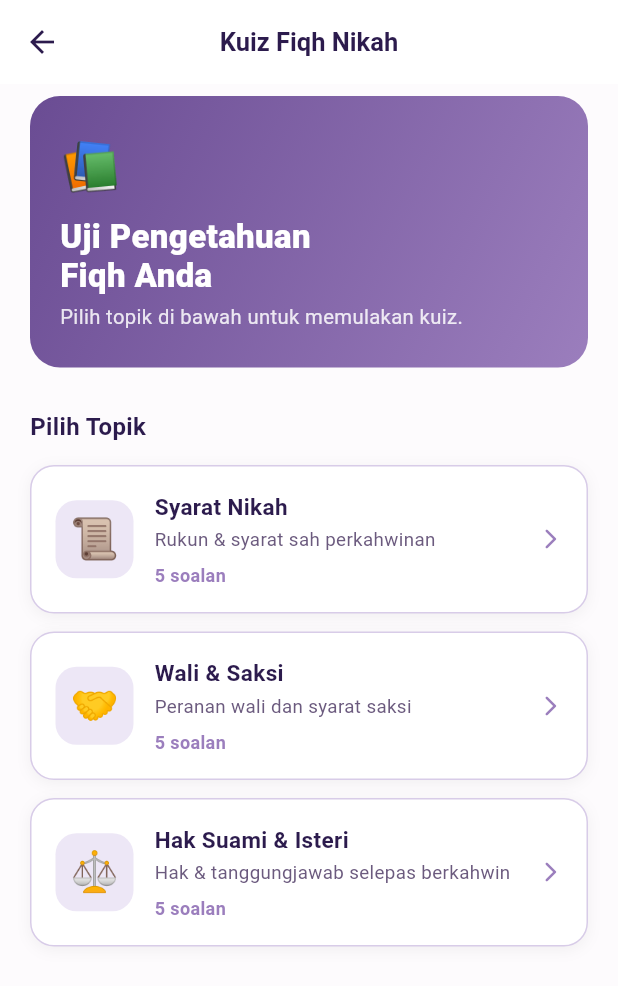
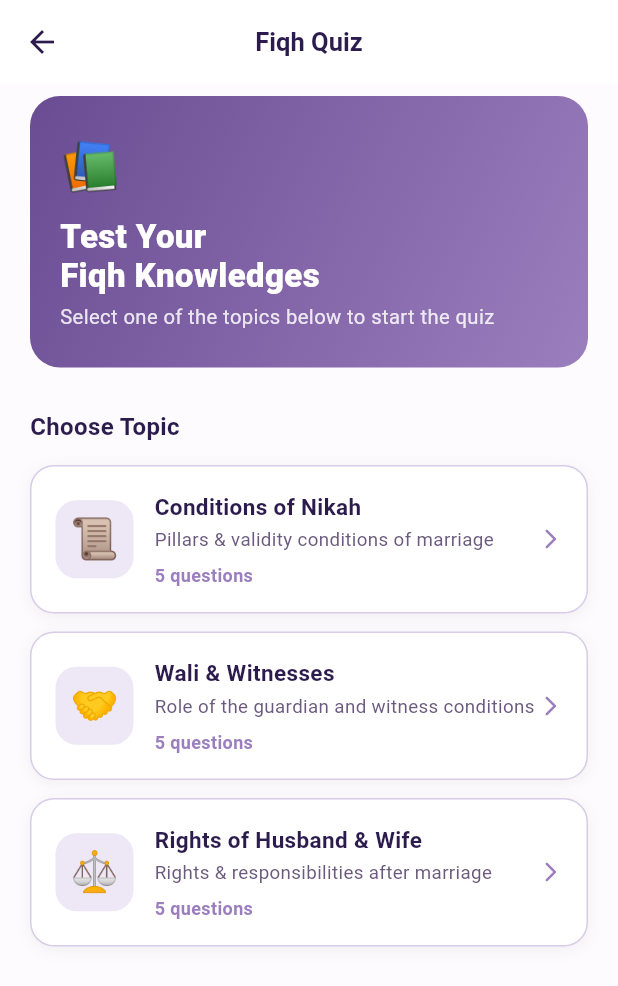
Before and after one commit to nisanotfound/NikahReady, a Flutter app: the _QuizScreenBody screen opened directly, on a phone screen of 412 x 824 dp. Shown: the top 986 px of the screen. Run offline on Flutter 3.47's test engine with Material 3 defaults, Android fonts, the phone set to English and light mode, and no system bars; our stand-ins replace cloud_firestore, firebase_auth, firebase_core, google_fonts; accounts and stored records are empty.

Commit message:
English quiz

```diff
--- a/lib/models/quiz_model.dart
+++ b/lib/models/quiz_model.dart
@@ -49,7 +49,7 @@ class QuizResult {
     if (score >= 90) return 'Mumtaz (Excellent)';
     if (score >= 70) return 'Jayyid Jiddan (Very Good)';
     if (score >= 50) return 'Jayyid (Good)';
-    return 'Perlu Peningkatan (Needs Improvement)';
+    return 'Needs Improvement';
   }
 }
 
@@ -58,182 +58,182 @@ class QuizResult {
 final List<QuizTopic> quizTopics = [
   QuizTopic(
     id: 'syarat_nikah',
-    title: 'Syarat Nikah',
-    subtitle: 'Rukun & syarat sah perkahwinan',
+    title: 'Conditions of Nikah',
+    subtitle: 'Pillars & validity conditions of marriage',
     icon: '📜',
     questions: [
       QuizQuestion(
-        question: 'Berapakah bilangan rukun nikah yang wajib dipenuhi dalam Islam?',
-        options: ['3 rukun', '4 rukun', '5 rukun', '6 rukun'],
+        question: 'How many pillars (rukun) of nikah are obligatory to fulfil in Islam?',
+        options: ['3 pillars', '4 pillars', '5 pillars', '6 pillars'],
         correctIndex: 2,
         explanation:
-            'Terdapat 5 rukun nikah: calon suami, calon isteri, wali, dua orang saksi, dan ijab qabul. Kesemua rukun ini mesti dipenuhi untuk sah sesuatu akad nikah.',
+            'There are 5 pillars of nikah: the groom, the bride, the wali (guardian), two witnesses, and the ijab-qabul (offer and acceptance). All five must be present for the marriage contract to be valid.',
       ),
       QuizQuestion(
-        question: 'Apakah syarat utama bagi calon isteri dalam akad nikah?',
+        question: 'What is the primary condition for the bride in a marriage contract?',
         options: [
-          'Mesti berumur 18 tahun ke atas',
-          'Mesti seorang Islam, bukan mahram, dan tidak dalam iddah',
-          'Mesti mendapat kebenaran majikan',
-          'Mesti memiliki harta sendiri',
+          'She must be at least 18 years old',
+          'She must be Muslim, not a mahram, and not in the iddah period',
+          'She must obtain permission from her employer',
+          'She must own her own property',
         ],
         correctIndex: 1,
         explanation:
-            'Calon isteri mestilah seorang Islam, bukan mahram kepada calon suami, dan tidak sedang dalam tempoh iddah perkahwinan terdahulu.',
+            'The bride must be a Muslim, must not be a mahram (forbidden relative) to the groom, and must not currently be in an iddah (waiting period) from a previous marriage.',
       ),
       QuizQuestion(
-        question: 'Siapakah yang tidak boleh menjadi wali nikah?',
+        question: 'Who is NOT eligible to act as a wali (marriage guardian)?',
         options: [
-          'Bapa kandung',
-          'Datuk sebelah bapa',
-          'Abang kandung',
-          'Bapa saudara sebelah ibu',
+          'Biological father',
+          'Paternal grandfather',
+          'Full brother',
+          'Maternal uncle',
         ],
         correctIndex: 3,
         explanation:
-            'Wali nikah hanya boleh dari kalangan keluarga sebelah bapa (nasab patrilineal). Bapa saudara sebelah ibu tidak termasuk dalam urutan wali nikah.',
+            'The wali of nikah must come from the paternal lineage (nasab patrilineal). A maternal uncle is not included in the order of wali because he is from the mother\'s side.',
       ),
       QuizQuestion(
-        question: 'Apakah yang dimaksudkan dengan "ijab" dalam akad nikah?',
+        question: 'What does "ijab" refer to in the marriage contract?',
         options: [
-          'Ucapan penerimaan oleh pengantin lelaki',
-          'Ucapan penyerahan oleh wali pihak perempuan',
-          'Doa yang dibaca oleh imam',
-          'Pemberian mas kahwin',
+          'The acceptance statement by the groom',
+          'The offer statement by the bride\'s guardian',
+          'The prayer recited by the imam',
+          'The giving of the mahr (dowry)',
         ],
         correctIndex: 1,
         explanation:
-            'Ijab ialah lafaz yang diucapkan oleh wali pihak perempuan untuk menyerahkan/menawarkan perkahwinan. Qabul pula ialah lafaz penerimaan oleh pengantin lelaki.',
+            'Ijab is the offer statement made by the bride\'s wali (guardian) to initiate the marriage contract. Qabul is the groom\'s acceptance statement that follows.',
       ),
       QuizQuestion(
-        question: 'Berapakah bilangan minimum saksi yang diperlukan untuk sah akad nikah?',
-        options: ['1 orang', '2 orang', '3 orang', '4 orang'],
+        question: 'What is the minimum number of witnesses required for a valid nikah?',
+        options: ['1 witness', '2 witnesses', '3 witnesses', '4 witnesses'],
         correctIndex: 1,
         explanation:
-            'Akad nikah memerlukan sekurang-kurangnya 2 orang saksi lelaki yang Islam, baligh, berakal, dan adil. Tanpa saksi, akad nikah tidak sah.',
+            'A nikah requires at least 2 male witnesses who are Muslim, of adult age, of sound mind, and of upright character (adil). Without witnesses, the marriage contract is invalid.',
       ),
     ],
   ),
 
   QuizTopic(
     id: 'wali_saksi',
-    title: 'Wali & Saksi',
-    subtitle: 'Peranan wali dan syarat saksi',
+    title: 'Wali & Witnesses',
+    subtitle: 'Role of the guardian and witness conditions',
     icon: '🤝',
     questions: [
       QuizQuestion(
-        question: 'Apakah urutan wali yang pertama sekali dalam perkahwinan Islam?',
-        options: ['Datuk', 'Bapa', 'Abang', 'Hakim'],
+        question: 'Who is the first in the order of wali (guardian) in an Islamic marriage?',
+        options: ['Grandfather', 'Father', 'Elder brother', 'Judge (Hakim)'],
         correctIndex: 1,
         explanation:
-            'Bapa kandung ialah wali yang paling utama (wali aqrab). Urutan selepasnya: datuk sebelah bapa, abang/adik lelaki, bapa saudara sebelah bapa, dan seterusnya.',
+            'The biological father is the primary wali (wali aqrab). The order after him is: paternal grandfather, full brothers, paternal uncles, and so on through the paternal line.',
       ),
       QuizQuestion(
-        question: 'Bilakah wali hakim boleh menggantikan wali nasab?',
+        question: 'When can a wali hakim (judge) substitute the wali nasab (blood guardian)?',
         options: [
-          'Apabila wali nasab meminta bayaran',
-          'Apabila wali nasab tiada, enggan, atau tidak layak',
-          'Apabila pengantin perempuan tidak suka wali nasab',
-          'Apabila majlis diadakan di luar negara',
+          'When the wali nasab demands payment',
+          'When the wali nasab is absent, refuses, or is unqualified',
+          'When the bride dislikes her wali nasab',
+          'When the ceremony is held abroad',
         ],
         correctIndex: 1,
         explanation:
-            'Wali hakim (biasanya Kadi) boleh bertindak sebagai wali apabila wali nasab tiada, telah meninggal dunia, enggan berkerjasama tanpa sebab munasabah (adhal), atau tidak memenuhi syarat menjadi wali.',
+            'A wali hakim (typically the Qadi/judge) may act as wali when the wali nasab is deceased, absent, refuses without valid reason (adhal), or does not meet the conditions to serve as wali.',
       ),
       QuizQuestion(
-        question: 'Apakah syarat yang TIDAK diperlukan daripada saksi nikah?',
-        options: ['Islam', 'Baligh', 'Lelaki', 'Bujang'],
+        question: 'Which condition is NOT required of a nikah witness?',
+        options: ['Muslim', 'Adult (baligh)', 'Male', 'Unmarried'],
         correctIndex: 3,
         explanation:
-            'Syarat saksi nikah ialah Islam, baligh, berakal, lelaki, merdeka, dan adil. Status perkahwinan (bujang atau sudah berkahwin) tidak menjadi syarat.',
+            'The conditions for a nikah witness are: Muslim, adult (baligh), of sound mind (berakal), male, free, and of upright character (adil). Marital status — whether single or married — is not a condition.',
       ),
       QuizQuestion(
-        question: 'Apakah hukum nikah tanpa kebenaran wali bagi perempuan yang mempunyai wali?',
+        question: 'What is the ruling on a nikah conducted without the consent of the wali for a woman who has a wali?',
         options: [
-          'Sah tetapi makruh',
-          'Sah dengan syarat tertentu',
-          'Tidak sah (batal)',
-          'Hukumnya bergantung kepada negeri',
+          'Valid but disliked (makruh)',
+          'Valid under certain conditions',
+          'Invalid (void)',
+          'Depends on the state\'s ruling',
         ],
         correctIndex: 2,
         explanation:
-            'Mengikut mazhab Syafii (yang dipakai di Malaysia), nikah tanpa wali adalah tidak sah dan batal. Ini berdasarkan hadis: "Tidak sah nikah melainkan dengan wali."',
+            'According to the Shafi\'i school (practised in Malaysia), a nikah conducted without a wali is invalid and void. This is based on the hadith: "There is no nikah except with a wali."',
       ),
       QuizQuestion(
-        question: 'Adakah seorang perempuan boleh menjadi saksi dalam akad nikah?',
+        question: 'Can a woman serve as a witness in a nikah contract?',
         options: [
-          'Ya, boleh sepenuhnya',
-          'Ya, jika tiada saksi lelaki',
-          'Tidak, saksi mesti lelaki',
-          'Ya, jika mendapat kebenaran kadi',
+          'Yes, fully permitted',
+          'Yes, if no male witnesses are available',
+          'No, witnesses must be male',
+          'Yes, with the permission of the Qadi',
         ],
         correctIndex: 2,
         explanation:
-            'Mengikut mazhab Syafii, saksi nikah mestilah terdiri daripada lelaki. Wanita tidak boleh menjadi saksi dalam akad nikah walaupun dalam keadaan darurat.',
+            'According to the Shafi\'i school, nikah witnesses must be male. Women are not permitted to serve as witnesses in the marriage contract, even in exceptional circumstances.',
       ),
     ],
   ),
 
   QuizTopic(
     id: 'hak_suami_isteri',
-    title: 'Hak Suami & Isteri',
-    subtitle: 'Hak & tanggungjawab selepas berkahwin',
+    title: 'Rights of Husband & Wife',
+    subtitle: 'Rights & responsibilities after marriage',
     icon: '⚖️',
     questions: [
       QuizQuestion(
-        question: 'Apakah kewajipan utama suami terhadap isteri dari segi kewangan?',
+        question: 'What is the primary financial obligation of a husband towards his wife?',
         options: [
-          'Memberi mas kahwin sahaja',
-          'Membayar nafkah (makan, pakai, tempat tinggal)',
-          'Membuka akaun bank bersama',
-          'Membayar semua hutang isteri',
+          'To give the mahr only',
+          'To provide nafaqah (food, clothing, and shelter)',
+          'To open a joint bank account',
+          'To pay all of his wife\'s debts',
         ],
         correctIndex: 1,
         explanation:
-            'Suami wajib memberi nafkah kepada isteri merangkumi keperluan makanan, pakaian, dan tempat tinggal yang bersesuaian dengan kemampuan suami. Ini adalah hak isteri yang dijamin oleh syarak.',
+            'A husband is obligated to provide nafaqah to his wife, which includes the basic needs of food, clothing, and appropriate housing according to his financial capability. This is a right guaranteed to the wife by Islamic law.',
       ),
       QuizQuestion(
-        question: 'Apakah hak isteri berkenaan mas kahwin (mahr)?',
+        question: 'What is the wife\'s right regarding the mahr (dowry)?',
         options: [
-          'Mas kahwin hanya perlu dibayar jika isteri meminta',
-          'Mas kahwin adalah hak mutlak isteri dan menjadi miliknya sepenuhnya',
-          'Mas kahwin boleh diambil semula oleh suami jika berlaku perceraian',
-          'Mas kahwin hanya simbol dan tidak wajib dibayar',
+          'The mahr only needs to be paid if the wife requests it',
+          'The mahr is the wife\'s absolute right and becomes her sole property',
+          'The husband may reclaim the mahr in the event of divorce',
+          'The mahr is merely symbolic and not obligatory',
         ],
         correctIndex: 1,
         explanation:
-            'Mas kahwin (mahr) adalah hak mutlak isteri. Ia menjadi milik isteri sepenuhnya dan tidak boleh diambil semula oleh suami melainkan isteri menghadiahkannya dengan rela hati.',
+            'The mahr is the wife\'s absolute right and becomes her full personal property upon marriage. The husband cannot reclaim it unless the wife voluntarily gifts it back to him.',
       ),
       QuizQuestion(
-        question: 'Apakah hak suami yang wajib ditaati oleh isteri?',
+        question: 'What is the husband\'s right that the wife is obligated to uphold?',
         options: [
-          'Isteri wajib bekerja untuk membantu kewangan keluarga',
-          'Isteri wajib taat dalam perkara yang tidak melanggar hukum syarak',
-          'Isteri wajib tinggal bersama keluarga suami',
-          'Isteri wajib menyerahkan semua harta kepada suami',
+          'The wife must work to support the family financially',
+          'The wife must obey in matters that do not contradict Islamic law',
+          'The wife must live with the husband\'s family',
+          'The wife must surrender all her wealth to the husband',
         ],
         correctIndex: 1,
         explanation:
-            'Isteri wajib taat kepada suami dalam perkara yang tidak bertentangan dengan hukum Allah. Ketaatan ini tidak meliputi perkara maksiat atau yang memudaratkan diri isteri.',
+            'The wife is obligated to obey her husband in matters that do not contradict the commands of Allah. This obedience does not extend to sinful acts or anything that causes harm to the wife.',
       ),
       QuizQuestion(
-        question: 'Berapakah tempoh iddah bagi isteri yang diceraikan dan belum hamil?',
-        options: ['1 bulan', '2 bulan', '3 kali suci (quru\')', '6 bulan'],
+        question: 'What is the iddah period for a divorced wife who is not pregnant?',
+        options: ['1 month', '2 months', '3 menstrual cycles (quru\')', '6 months'],
         correctIndex: 2,
         explanation:
-            'Tempoh iddah bagi isteri yang diceraikan dan tidak hamil ialah 3 kali suci (quru\'). Ini memberi masa untuk memastikan tiada kehamilan dan memberi peluang rujuk.',
+            'The iddah for a divorced wife who is not pregnant is 3 menstrual cycles (quru\'). This period ensures there is no pregnancy and also provides an opportunity for reconciliation (rujuk).',
       ),
       QuizQuestion(
-        question: 'Apakah hak isteri untuk mendapatkan cerai jika suami gagal memberi nafkah?',
+        question: 'What right does a wife have if her husband fails to provide nafaqah?',
         options: [
-          'Isteri tiada hak untuk menuntut cerai atas alasan ini',
-          'Isteri boleh menuntut fasakh melalui mahkamah syariah',
-          'Isteri mesti tunggu 3 tahun sebelum boleh menuntut cerai',
-          'Isteri hanya boleh mendapat khul\' dengan mengembalikan mas kahwin',
+          'The wife has no right to seek divorce on this ground',
+          'The wife may apply for fasakh through the Syariah court',
+          'The wife must wait 3 years before she can apply for divorce',
+          'The wife may only obtain khul\' by returning the mahr',
         ],
         correctIndex: 1,
         explanation:
-            'Jika suami gagal memberi nafkah tanpa sebab yang sah, isteri berhak menuntut fasakh (pembubaran nikah) melalui mahkamah syariah. Ini adalah hak perlindungan yang diberikan oleh undang-undang Islam.',
+            'If a husband fails to provide nafaqah without a valid reason, the wife has the right to apply for fasakh (dissolution of marriage) through the Syariah court. This is a protective right granted under Islamic law.',
       ),
     ],
   ),
--- a/lib/screens/dashboard/dashboard_screen.dart
+++ b/lib/screens/dashboard/dashboard_screen.dart
@@ -1,6 +1,7 @@
 import 'package:flutter/material.dart';
 import 'package:google_fonts/google_fonts.dart';
 import 'settings_screen.dart';
+import '../quiz_screen.dart';
 
 class DashboardScreen extends StatefulWidget {
   const DashboardScreen({super.key});
@@ -24,25 +25,23 @@ class _DashboardScreenState extends State<DashboardScreen> {
       case 1: return const Center(child: Text("Mahr Calculator (Akan Datang)"));
       case 2: return _buildMainDashboard();
       case 3: return const Center(child: Text("Plan (Akan Datang)"));
-      case 4: return const Center(child: Text("Quiz (Akan Datang)"));
+      case 4: return const QuizScreen();
       default: return _buildMainDashboard();
     }
   }
 
   @override
   Widget build(BuildContext context) {
-    // Tentukan warna butang Home bergantung kepada adakah ia sedang aktif (indeks 2)
     final isHomeSelected = _selectedIndex == 2;
 
     return Scaffold(
       backgroundColor: const Color(0xFFFDFBFD),
       body: _getSelectedScreen(_selectedIndex),
 
-      // UBAH: Butang Home kini akan jadi kelabu jika tab lain ditekan
       floatingActionButton: FloatingActionButton(
         onPressed: () => _onItemTapped(2),
         backgroundColor: isHomeSelected ? const Color(0xFF9B7EBD) : Colors.grey.shade400,
-        elevation: isHomeSelected ? 4 : 0, // Buang bayang jika tidak aktif
+        elevation: isHomeSelected ? 4 : 0,
         shape: const CircleBorder(),
         child: const Icon(Icons.home_rounded, color: Colors.white, size: 32),
       ),
@@ -60,7 +59,7 @@ class _DashboardScreenState extends State<DashboardScreen> {
             children: [
               _buildNavItem(icon: Icons.list_alt_rounded, label: 'List', index: 0),
               _buildNavItem(icon: Icons.calculate_outlined, label: 'Mahr', index: 1),
-              const SizedBox(width: 48), // Ruang untuk Home
+              const SizedBox(width: 48),
               _buildNavItem(icon: Icons.calendar_today_outlined, label: 'Plan', index: 3),
               _buildNavItem(icon: Icons.help_outline_rounded, label: 'Quiz', index: 4),
             ],
@@ -70,7 +69,6 @@ class _DashboardScreenState extends State<DashboardScreen> {
     );
   }
 
-  // Fungsi ini yang menukar warna ikon dan teks bila ditekan
   Widget _buildNavItem({required IconData icon, required String label, required int index}) {
     final isSelected = _selectedIndex == index;
     final color = isSelected ? const Color(0xFF9B7EBD) : Colors.grey.shade400;
@@ -97,8 +95,6 @@ class _DashboardScreenState extends State<DashboardScreen> {
       ),
     );
   }
-
-  // --- BAHAGIAN DASHBOARD UI ---
   Widget _buildMainDashboard() {
     return SingleChildScrollView(
       child: Column(
@@ -125,7 +121,6 @@ class _DashboardScreenState extends State<DashboardScreen> {
                     IconButton(
                       padding: EdgeInsets.zero,
                       constraints: const BoxConstraints(),
-                      // UBAH: Saiz ikon dibesarkan dari 28 kepada 34 di sini
                       icon: const Icon(Icons.settings_outlined, color: Color(0xFF2C1B4D), size: 34),
                       onPressed: () => Navigator.push(context, MaterialPageRoute(builder: (_) => const SettingsScreen())),
                     ),
@@ -177,7 +172,6 @@ class _DashboardScreenState extends State<DashboardScreen> {
       ),
     );
   }
-
   Widget _statBox(String value, String label, Color bgColor, Color textColor) {
     return Container(
       padding: const EdgeInsets.symmetric(vertical: 24),
--- a/lib/screens/quiz_screen.dart
+++ b/lib/screens/quiz_screen.dart
@@ -52,7 +52,7 @@ class _QuizScreenBody extends StatelessWidget {
           },
         ),
         title: const Text(
-          'Kuiz Fiqh Nikah',
+          'Fiqh Quiz',
           style: TextStyle(
             color: _kTextDark,
             fontWeight: FontWeight.w700,
@@ -88,17 +88,17 @@ class _QuizScreenBody extends StatelessWidget {
       context: context,
       builder: (ctx) => AlertDialog(
         shape: RoundedRectangleBorder(borderRadius: BorderRadius.circular(16)),
-        title: const Text('Keluar Kuiz?'),
-        content: const Text('Kemajuan anda dalam kuiz ini tidak akan disimpan.'),
+        title: const Text('Exit from Quiz?'),
+        content: const Text('Your progress in this quiz will not be saved'),
         actions: [
           TextButton(
             onPressed: () => Navigator.pop(ctx, false),
-            child: const Text('Teruskan', style: TextStyle(color: _kPrimary)),
+            child: const Text('Continue', style: TextStyle(color: _kPrimary)),
           ),
           FilledButton(
             style: FilledButton.styleFrom(backgroundColor: _kPrimary),
             onPressed: () => Navigator.pop(ctx, true),
-            child: const Text('Keluar'),
+            child: const Text('Exit'),
           ),
         ],
       ),
@@ -139,7 +139,7 @@ class _TopicSelectView extends StatelessWidget {
                 const Text('📚', style: TextStyle(fontSize: 32)),
                 const SizedBox(height: 10),
                 const Text(
-                  'Uji Pengetahuan\nFiqh Anda',
+                  'Test Your\nFiqh Knowledges',
                   style: TextStyle(
                     color: _kOnPrimary,
                     fontSize: 22,
@@ -149,7 +149,7 @@ class _TopicSelectView extends StatelessWidget {
                 ),
                 const SizedBox(height: 6),
                 Text(
-                  'Pilih topik di bawah untuk memulakan kuiz.',
+                  'Select one of the topics below to start the quiz',
                   style: TextStyle(
                     color: Colors.white.withValues(alpha: 0.85),
                     fontSize: 13.5,
@@ -160,7 +160,7 @@ class _TopicSelectView extends StatelessWidget {
           ),
           const SizedBox(height: 28),
           const Text(
-            'Pilih Topik',
+            'Choose Topic',
             style: TextStyle(
               color: _kTextDark,
               fontSize: 16,
@@ -236,7 +236,7 @@ class _TopicCard extends StatelessWidget {
                   ),
                   const SizedBox(height: 6),
                   Text(
-                    '${topic.questions.length} soalan',
+                    '${topic.questions.length} questions',
                     style: const TextStyle(
                       color: _kPrimary,
                       fontSize: 12,
@@ -282,7 +282,7 @@ class _QuestionView extends StatelessWidget {
           Row(
             children: [
               Text(
-                'Soalan ${provider.currentIndex + 1} / ${provider.totalQuestions}',
+                'Question ${provider.currentIndex + 1} / ${provider.totalQuestions}',
                 style: const TextStyle(
                   color: _kTextMid,
                   fontSize: 13,
@@ -413,7 +413,7 @@ class _FeedbackPanel extends StatelessWidget {
               ),
               const SizedBox(width: 8),
               Text(
-                isCorrect ? 'Betul! Tahniah 🎉' : 'Jawapan Tidak Tepat',
+                isCorrect ? 'Correct! Congratulations' : 'Your answer is wrong',
                 style: TextStyle(
                   color: iconColor,
                   fontWeight: FontWeight.w700,
@@ -444,7 +444,7 @@ class _FeedbackPanel extends StatelessWidget {
               ),
               onPressed: onNext,
               child: Text(
-                isLastQuestion ? 'Lihat Keputusan' : 'Soalan Seterusnya →',
+                isLastQuestion ? 'View Results' : 'Next Question →',
                 style: const TextStyle(
                   fontSize: 14.5,
                   fontWeight: FontWeight.w700,
@@ -517,7 +517,7 @@ class _ResultView extends StatelessWidget {
                 ),
                 const SizedBox(height: 4),
                 Text(
-                  '${result.correctAnswers} / ${result.totalQuestions} jawapan betul',
+                  '${result.correctAnswers} / ${result.totalQuestions} correct answers',
                   style: TextStyle(
                     color: Colors.white.withValues(alpha: 0.75),
                     fontSize: 13.5,
@@ -533,21 +533,21 @@ class _ResultView extends StatelessWidget {
             children: [
               _StatChip(
                 icon: Icons.check_circle_rounded,
-                label: 'Betul',
+                label: 'Correct',
                 value: '${result.correctAnswers}',
                 color: const Color(0xFF2E7D32),
               ),
               const SizedBox(width: 10),
               _StatChip(
                 icon: Icons.cancel_rounded,
-                label: 'Salah',
+                label: 'Wrong',
                 value: '${result.totalQuestions - result.correctAnswers}',
                 color: const Color(0xFFC62828),
               ),
               const SizedBox(width: 10),
               _StatChip(
                 icon: Icons.quiz_rounded,
-                label: 'Soalan',
+                label: 'Questions',
                 value: '${result.totalQuestions}',
                 color: _kPrimary,
               ),
@@ -572,7 +572,7 @@ class _ResultView extends StatelessWidget {
                   ),
                   SizedBox(width: 8),
                   Text(
-                    'Menyimpan keputusan...',
+                    'Saving the results ...',
                     style: TextStyle(color: _kTextMid, fontSize: 13),
                   ),
                 ],
@@ -592,7 +592,7 @@ class _ResultView extends StatelessWidget {
               ),
               icon: const Icon(Icons.refresh_rounded),
               label: const Text(
-                'Cuba Semula',
+                'Try Again',
                 style: TextStyle(fontSize: 15, fontWeight: FontWeight.w700),
               ),
               onPressed: provider.retryQuiz,
@@ -614,7 +614,7 @@ class _ResultView extends StatelessWidget {
               ),
               icon: const Icon(Icons.grid_view_rounded),
               label: const Text(
-                'Pilih Topik Lain',
+                'Choose Another Topic',
                 style: TextStyle(fontSize: 15, fontWeight: FontWeight.w700),
               ),
               onPressed: provider.resetToTopicSelect,
@@ -632,7 +632,7 @@ class _ResultView extends StatelessWidget {
               ),
               icon: const Icon(Icons.home_rounded),
               label: const Text(
-                'Kembali ke Utama',
+                'Return to Home',
                 style: TextStyle(fontSize: 14),
               ),
               onPressed: () => Navigator.popUntil(context, (r) => r.isFirst),
```
